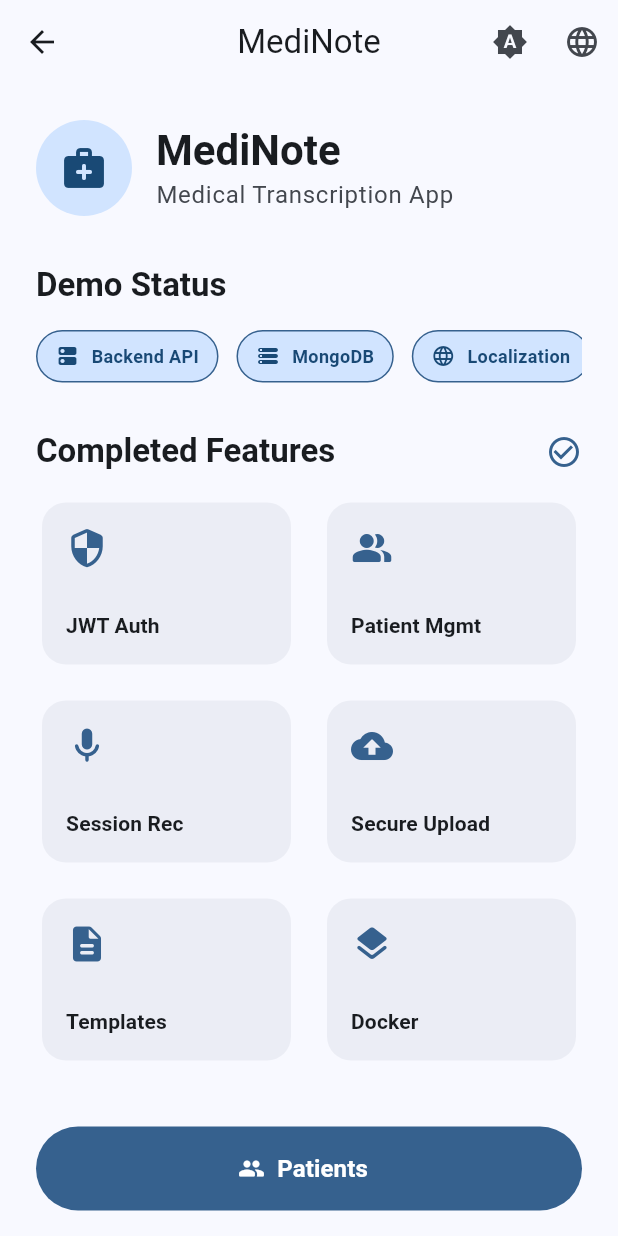
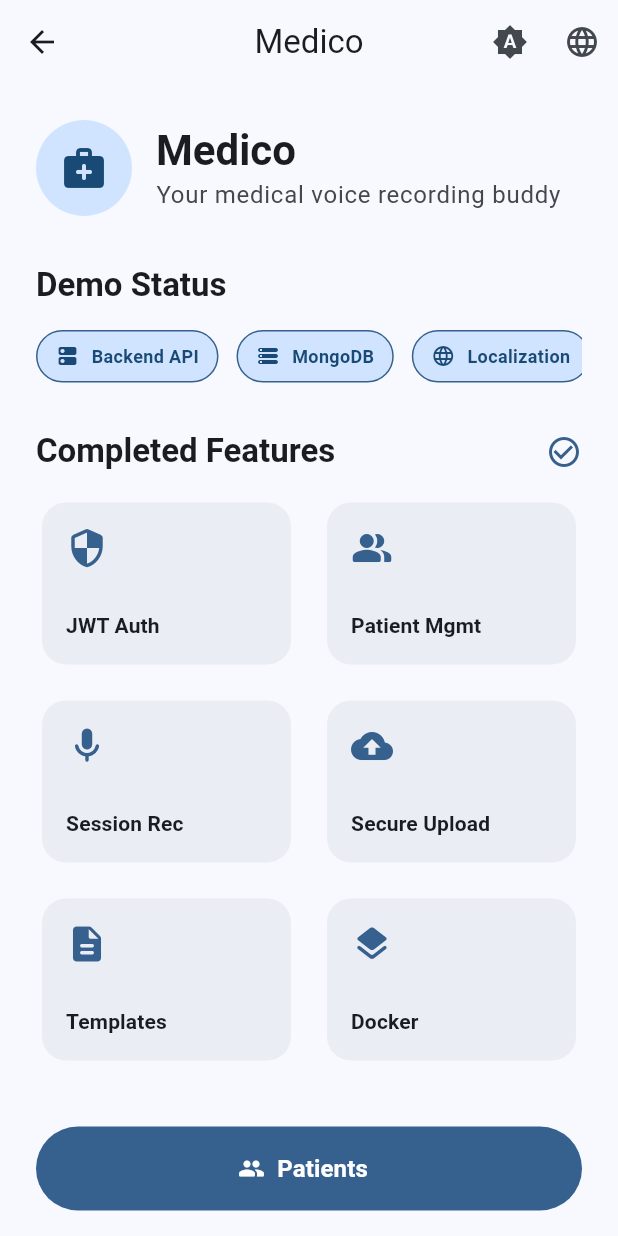
Before and after one commit to Vatanesh/medico, a Flutter app: the HomeScreen screen opened directly, on a phone screen of 412 x 824 dp. Run offline on Flutter 3.47's test engine with Material 3 defaults, Android fonts, the phone set to English and light mode, and no system bars; drawn by our look-alikes of dynamic_color; our stand-ins replace audioplayers, connectivity_plus, hive, hive_flutter, permission_handler, shared_preferences; missing offline and left inert: record; accounts and stored records are empty.

```diff
--- a/lib/l10n/app_en.arb
+++ b/lib/l10n/app_en.arb
@@ -1,6 +1,6 @@
 {
   "@@locale": "en",
-  "appTitle": "MediNote",
+  "appTitle": "Medico",
   "@appTitle": {
     "description": "The title of the application"
   },
@@ -72,7 +72,7 @@
   "confirmStopMessage": "Are you sure you want to stop recording?",
   "stop": "Stop",
   "recordingStarted": "Recording started",
-  "appSubtitle": "Medical Transcription App",
+  "appSubtitle": "Your medical voice recording buddy",
   "demoStatus": "Demo Status",
   "completedFeatures": "Completed Features",
   "nextSteps": "Next Steps",
@@ -119,5 +119,6 @@
   "failed": "Failed",
   "play": "Play",
   "pause": "Pause",
-  "speed": "Speed"
+  "speed": "Speed",
+  "chunk": "Chunk"
 }
--- a/lib/l10n/app_localizations.dart
+++ b/lib/l10n/app_localizations.dart
@@ -101,7 +101,7 @@ abstract class AppLocalizations {
   /// The title of the application
   ///
   /// In en, this message translates to:
-  /// **'MediNote'**
+  /// **'Medico'**
   String get appTitle;
 
   /// No description provided for @home.
@@ -467,7 +467,7 @@ abstract class AppLocalizations {
   /// No description provided for @appSubtitle.
   ///
   /// In en, this message translates to:
-  /// **'Medical Transcription App'**
+  /// **'Your medical voice recording buddy'**
   String get appSubtitle;
 
   /// No description provided for @demoStatus.
@@ -751,6 +751,12 @@ abstract class AppLocalizations {
   /// In en, this message translates to:
   /// **'Speed'**
   String get speed;
+
+  /// No description provided for @chunk.
+  ///
+  /// In en, this message translates to:
+  /// **'Chunk'**
+  String get chunk;
 }
 
 class _AppLocalizationsDelegate
--- a/lib/l10n/app_localizations_en.dart
+++ b/lib/l10n/app_localizations_en.dart
@@ -9,7 +9,7 @@ class AppLocalizationsEn extends AppLocalizations {
   AppLocalizationsEn([String locale = 'en']) : super(locale);
 
   @override
-  String get appTitle => 'MediNote';
+  String get appTitle => 'Medico';
 
   @override
   String get home => 'Home';
@@ -198,7 +198,7 @@ class AppLocalizationsEn extends AppLocalizations {
   String get recordingStarted => 'Recording started';
 
   @override
-  String get appSubtitle => 'Medical Transcription App';
+  String get appSubtitle => 'Your medical voice recording buddy';
 
   @override
   String get demoStatus => 'Demo Status';
@@ -341,4 +341,7 @@ class AppLocalizationsEn extends AppLocalizations {
 
   @override
   String get speed => 'Speed';
+
+  @override
+  String get chunk => 'Chunk';
 }
--- a/lib/screens/recordings/recording_list_screen.dart
+++ b/lib/screens/recordings/recording_list_screen.dart
@@ -39,10 +39,22 @@ class _RecordingListScreenState extends State<RecordingListScreen> {
 
     try {
       final data = await _apiService.getSessionsByPatient(widget.patient.id);
+
+      // Debug logging
+      print('[DEBUG] Received ${data.length} recordings');
+      for (var json in data) {
+        print('[DEBUG] Recording ID: ${json['id']}, Status: ${json['status']}');
+      }
+
       setState(() {
         _recordings = data.map((json) => RecordingSession.fromJson(json)).toList();
         _isLoading = false;
       });
+
+      // Debug parsed recordings
+      for (var recording in _recordings) {
+        print('[DEBUG] Parsed Recording ID: ${recording.id}, Status: ${recording.status}');
+      }
     } catch (e) {
       setState(() {
         _error = e.toString();
```
Also changed, not shown: lib/l10n/app_hi.arb (+4 -3 lines), lib/l10n/app_localizations_hi.dart (+5 -2 lines), lib/screens/recordings/widgets/audio_player_widget.dart (+45 -1 lines), 1 other file.
